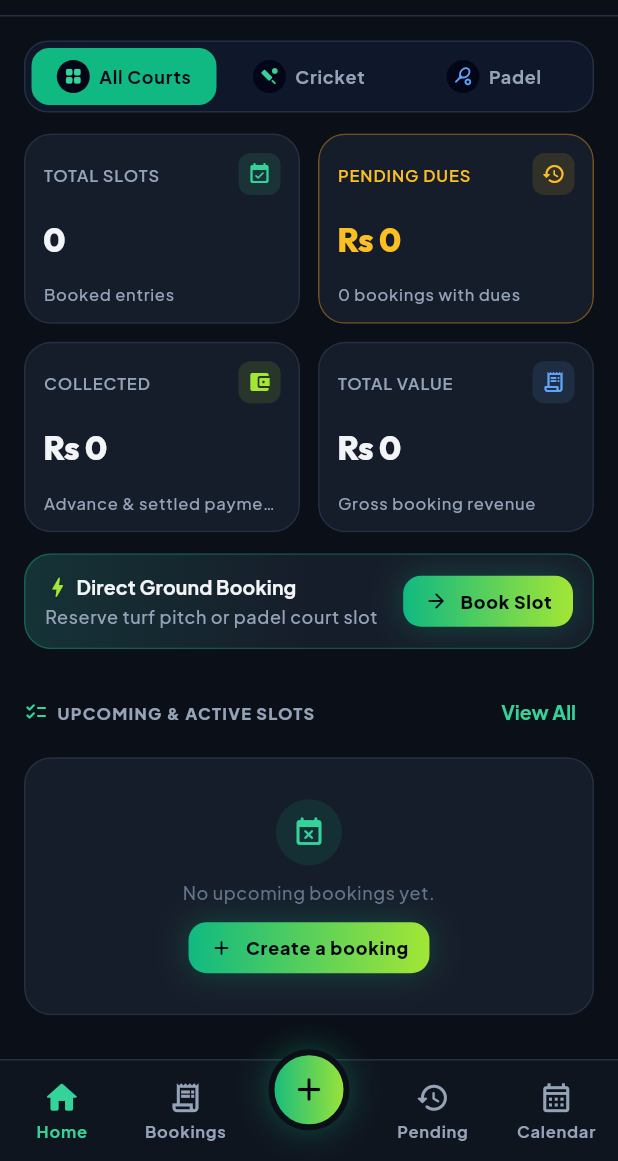
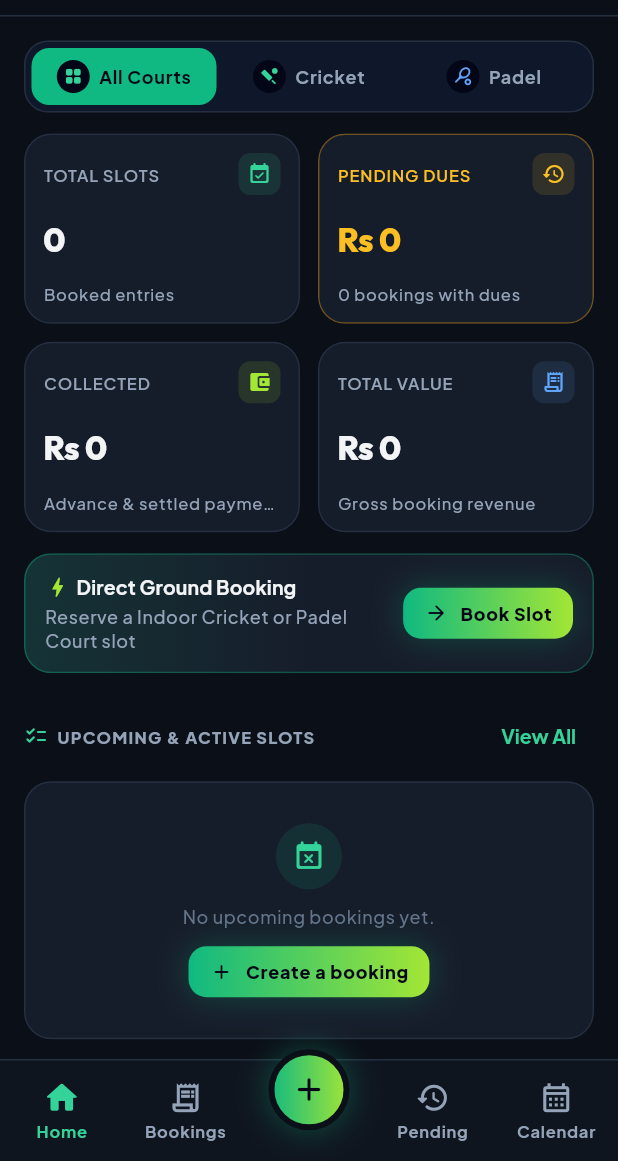
Before and after one commit to IamShahabAlam/ArenaBook, a Flutter app: the screen it shows after launch, in the side drawer, after a tap on the "tune" icon, on a phone screen of 412 x 824 dp, the part 75-1236 px from its top. Run offline on Flutter 3.47's test engine with Material 3 defaults, Android fonts, the phone set to English and light mode, and no system bars; drawn by our look-alikes of flutter_animate; our stand-ins replace connectivity_plus, file_picker, flutter_html, flutter_svg, get, google_fonts and 7 more; missing offline and left inert: flutter_jailbreak_detection_plus, open_settings_plus; accounts and stored records are empty.

Commit message:
Sports type Handled through client config

```diff
--- a/lib/app/config/app_cache.dart
+++ b/lib/app/config/app_cache.dart
@@ -11,8 +11,9 @@ class AppCache {
 
 class _Arena {
   final String currencySymbol = 'arena_currency_symbol';
-  final String cricketHourlyRate = 'arena_cricket_hourly_rate';
-  final String padelHourlyRate = 'arena_padel_hourly_rate';
+
+  /// e.g. 'arena_cricket_hourly_rate' (same keys as before, so saved rates carry over).
+  String hourlyRate(String sportId) => 'arena_${sportId}_hourly_rate';
 }
 
 class _User {
--- a/lib/app/config/app_client_config.dart
+++ b/lib/app/config/app_client_config.dart
@@ -1,3 +1,7 @@
+import 'package:flutter/material.dart';
+
+import '../../data/models/sport.dart';
+
 class AppClientConfig {
   // Base URLs ------------------- (fill these per project)
   static String baseUrl = '';
@@ -7,4 +11,39 @@ class AppClientConfig {
   // Features -------------------
   /// Discount field in the booking form and discount lines on invoices. (Not const: tests toggle it.)
   static bool enableDiscount = true;
+
+  // Sports -------------------
+  /// The arena's sports and their courts; the whole app follows this list.
+  /// Turn one off with `enabled: false`; add one by adding an entry. Never change an `id` once used.
+  /// (Not const: tests swap it.)
+  static List<Sport> sports = const [
+    Sport(
+      id: 'cricket',
+      label: 'Indoor Cricket',
+      shortLabel: 'Cricket',
+      icon: Icons.sports_cricket_rounded,
+      tone: SportTone.emerald,
+      defaultRate: 1500,
+      emoji: '🏏',
+      courts: [
+        Court(id: 'cricket-1', name: 'Turf Pitch 1 (Main)', description: 'Turf Pitch 1 (Main Pitch)'),
+        Court(id: 'cricket-2', name: 'Turf Pitch 2 (Express)', description: 'Turf Pitch 2 (Express Lane)'),
+        Court(id: 'cricket-3', name: 'Turf Pitch 3 (VIP Indoor)', description: 'Turf Pitch 3 (VIP Indoor Enclosure)'),
+      ],
+    ),
+    Sport(
+      id: 'padel',
+      label: 'Padel Court',
+      shortLabel: 'Padel',
+      icon: Icons.sports_tennis_rounded,
+      tone: SportTone.blue,
+      defaultRate: 2000,
+      emoji: '🎾',
+      courts: [
+        Court(id: 'padel-a', name: 'Court A Glass Panoramic', description: 'Court A Glass Panoramic'),
+        Court(id: 'padel-b', name: 'Court B Indoor Sky', description: 'Court B Indoor Sky'),
+        Court(id: 'padel-c', name: 'Court C Center Court', description: 'Court C Center Court'),
+      ],
+    ),
+  ];
 }
--- a/lib/app/config/app_strings.dart
+++ b/lib/app/config/app_strings.dart
@@ -1,7 +1,11 @@
+import '../../data/models/sport.dart';
+
 class AppStrings {
   // App Identity ------------------- (fill these per project)
   static const appName = 'ArenaBook';
-  static const appTagline = 'Indoor Cricket Pitch & Padel Court Booking';
+
+  /// Follows the offered sports, e.g. "Indoor Cricket & Padel Court Booking".
+  static String get appTagline => '${Sport.offered.map((s) => s.label).join(' & ')} Booking';
   static const developerName = 'DevCat Studios';
   static String kappVersionWithDate = 'v1.0.0'; // keep in sync with `version:` in pubspec.yaml
   static const kappBuildNumber = 1; // must match the build number on Play Console & App Store Connect
--- a/lib/app/service/service_handler.dart/settings_store.dart
+++ b/lib/app/service/service_handler.dart/settings_store.dart
@@ -4,23 +4,22 @@ import '../../../data/models/sport.dart';
 import '../../config/app_cache.dart';
 import 'cache_field.dart';
 
-/// Arena business settings (currency + hourly rates), saved to prefs.
+/// Arena business settings (currency + an hourly rate per configured sport), saved to prefs.
 class SettingsStore extends GetxController {
   static SettingsStore get to => Get.find();
 
   static const defaultCurrency = 'Rs';
-  static const defaultCricketRate = 1500;
-  static const defaultPadelRate = 2000;
   static const maxHourlyRate = 1000000;
 
   final currencySymbol = CacheField<String>(AppCache.arena.currencySymbol, defaultCurrency);
-  final cricketHourlyRate = CacheField<int>(AppCache.arena.cricketHourlyRate, defaultCricketRate);
-  final padelHourlyRate = CacheField<int>(AppCache.arena.padelHourlyRate, defaultPadelRate);
 
-  int rateFor(Sport sport) => switch (sport) {
-    Sport.cricket => cricketHourlyRate.value,
-    Sport.padel => padelHourlyRate.value,
-  };
+  /// One saved rate per sport id; a sport's config `defaultRate` until changed.
+  final _rates = <String, CacheField<int>>{for (final s in Sport.all) s.id: CacheField<int>(AppCache.arena.hourlyRate(s.id), s.defaultRate)};
+
+  int rateFor(Sport sport) => _rates[sport.id]?.value ?? sport.defaultRate;
+
+  /// For GetX workers that react to any rate change.
+  List<RxInterface<int>> get rateStreams => [for (final f in _rates.values) f.rx];
 
   Future<void> saveCurrency(String symbol) {
     final trimmed = symbol.trim();
@@ -28,11 +27,5 @@ class SettingsStore extends GetxController {
   }
 
   /// Rates must be at least 1 (a 0 rate would silently create free bookings).
-  Future<void> saveRate(Sport sport, int rate) {
-    final safe = rate.clamp(1, maxHourlyRate);
-    return switch (sport) {
-      Sport.cricket => cricketHourlyRate.save(safe),
-      Sport.padel => padelHourlyRate.save(safe),
-    };
-  }
+  Future<void> saveRate(Sport sport, int rate) async => _rates[sport.id]?.save(rate.clamp(1, maxHourlyRate));
 }
--- a/lib/data/models/booking.dart
+++ b/lib/data/models/booking.dart
@@ -151,7 +151,7 @@ class Booking {
     'phone': phone,
     'email': email,
     'notes': notes,
-    'sport': sport.name,
+    'sport': sport.id, // same value the old enum stored
     'courtId': courtId,
     'date': dateKey(date),
     'slots': slots.map((s) => s.toJson()).toList(),
--- a/lib/data/models/sport.dart
+++ b/lib/data/models/sport.dart
@@ -1,40 +1,80 @@
-/// The sports an arena can host. Stored by [name] ('cricket' / 'padel'), so never rename a value.
-enum Sport {
-  cricket(label: 'Indoor Cricket', shortLabel: 'Cricket'),
-  padel(label: 'Padel Court', shortLabel: 'Padel');
+import 'package:flutter/widgets.dart' show IconData;
 
-  const Sport({required this.label, required this.shortLabel});
+import '../../app/config/app_client_config.dart';
 
-  final String label;
-  final String shortLabel;
+/// Accent colour family of a sport (mapped to theme colours in the UI).
+enum SportTone { emerald, blue, violet, orange }
 
-  static Sport fromName(String name) => Sport.values.firstWhere((s) => s.name == name, orElse: () => Sport.cricket);
+/// A sport the arena offers, defined in [AppClientConfig.sports]. Bookings store [id], so never change it once used.
+class Sport {
+  const Sport({
+    required this.id,
+    required this.label,
+    required this.shortLabel,
+    required this.icon,
+    required this.tone,
+    required this.defaultRate,
+    required this.emoji,
+    required this.courts,
+    this.enabled = true,
+  });
+
+  /// Placeholder for a booking whose sport was removed from the config, so it still renders.
+  const Sport._unknown(this.id)
+    : label = id,
+      shortLabel = id,
+      icon = null,
+      tone = SportTone.emerald,
+      defaultRate = 0,
+      emoji = '🏟️',
+      courts = const [],
+      enabled = false;
+
+  final String id;
+  final String label; // "Indoor Cricket"
+  final String shortLabel; // "Cricket" (filters)
+  final IconData? icon; // null only for an unknown sport
+  final SportTone tone;
+  final int defaultRate; // per hour, until changed in Settings
+  final String emoji; // shared receipts
+  final List<Court> courts;
+  final bool enabled; // false = hidden from forms, filters and Settings; its old bookings still show
+
+  /// Every configured sport, on or off.
+  static List<Sport> get all => AppClientConfig.sports;
+
+  /// Sports offered now, i.e. enabled ones (forms, filters, Settings rates).
+  static List<Sport> get offered => all.where((s) => s.enabled).toList();
+
+  static Sport fromName(String id) => all.firstWhere((s) => s.id == id, orElse: () => Sport._unknown(id));
+
+  @override
+  bool operator ==(Object other) => other is Sport && other.id == id;
+
+  @override
+  int get hashCode => id.hashCode;
+
+  @override
+  String toString() => 'Sport($id)';
 }
 
 /// A bookable pitch / court. [id] is what bookings store, so it must never change once used.
 class Court {
-  const Court({required this.id, required this.sport, required this.name, required this.description});
+  const Court({required this.id, required this.name, required this.description});
 
   final String id;
-  final Sport sport;
   final String name; // short, shown on cards & invoices
   final String description; // longer, shown in the picker
 
-  /// Courts of the arena. Edit here until court management gets its own screen.
-  static const all = <Court>[
-    Court(id: 'cricket-1', sport: Sport.cricket, name: 'Turf Pitch 1 (Main)', description: 'Turf Pitch 1 (Main Pitch)'),
-    Court(id: 'cricket-2', sport: Sport.cricket, name: 'Turf Pitch 2 (Express)', description: 'Turf Pitch 2 (Express Lane)'),
-    Court(id: 'cricket-3', sport: Sport.cricket, name: 'Turf Pitch 3 (VIP Indoor)', description: 'Turf Pitch 3 (VIP Indoor Enclosure)'),
-    Court(id: 'padel-a', sport: Sport.padel, name: 'Court A Glass Panoramic', description: 'Court A Glass Panoramic'),
-    Court(id: 'padel-b', sport: Sport.padel, name: 'Court B Indoor Sky', description: 'Court B Indoor Sky'),
-    Court(id: 'padel-c', sport: Sport.padel, name: 'Court C Center Court', description: 'Court C Center Court'),
-  ];
-
-  static List<Court> forSport(Sport sport) => all.where((c) => c.sport == sport).toList();
+  static List<Court> forSport(Sport sport) => sport.courts;
 
   /// Unknown ids (e.g. a court that was removed) still resolve, so old bookings keep rendering.
-  static Court byId(String id) => all.firstWhere(
-    (c) => c.id == id,
-    orElse: () => Court(id: id, sport: Sport.cricket, name: id, description: id),
-  );
+  static Court byId(String id) {
+    for (final s in Sport.all) {
+      for (final c in s.courts) {
+        if (c.id == id) return c;
+      }
+    }
+    return Court(id: id, name: id, description: id);
+  }
 }
--- a/lib/data/rules/invoice_text.dart
+++ b/lib/data/rules/invoice_text.dart
@@ -1,7 +1,6 @@
 import '../../app/config/app_client_config.dart';
 import '../../app/utils/formatters/arena_format.dart';
 import '../models/booking.dart';
-import '../models/sport.dart';
 
 /// Shareable receipt text. Pure functions of the booking, so they are unit tested.
 class InvoiceText {
@@ -20,7 +19,7 @@ class InvoiceText {
   /// WhatsApp message (*bold* is WhatsApp markdown).
   static String whatsApp(Booking b, {required String currency, bool? discountEnabled}) {
     String m(int v) => ArenaFormat.money(v, symbol: currency);
-    final emoji = b.sport == Sport.cricket ? '🏏' : '🎾';
+    final emoji = b.sport.emoji;
     final itemise = showDiscount(b, enabled: discountEnabled);
     return [
       '$emoji *ARENABOOK GROUND RECEIPT*',
--- a/lib/presentation/arena/booking_form/booking_form_controller.dart
+++ b/lib/presentation/arena/booking_form/booking_form_controller.dart
@@ -20,8 +20,8 @@ class BookingFormController extends GetxController {
 
   // ─────────────── State ───────────────
   final editingId = RxnString();
-  final sport = Sport.cricket.obs;
-  final courtId = Court.forSport(Sport.cricket).first.id.obs;
+  final sport = Sport.offered.first.obs;
+  final courtId = Sport.offered.first.courts.first.id.obs;
   // Always from the service clock (never DateTime.now()), so tests and the app agree on "today".
   late final date = dateOnly(_service.now()).obs;
   final startMinute = RxnInt(); // chosen start time, null = not picked yet
@@ -52,7 +52,7 @@ class BookingFormController extends GetxController {
     super.onInit();
     notesCtrl.addListener(() => notesLength.value = notesCtrl.text.length);
     // When the fee drops (fewer slots, rate change), cap the discount and advance to it.
-    everAll([startMinute, duration, sport, _settings.cricketHourlyRate.rx, _settings.padelHourlyRate.rx], (_) => _capMoney());
+    everAll([startMinute, duration, sport, ..._settings.rateStreams], (_) => _capMoney());
   }
 
   @override
@@ -65,6 +65,13 @@ class BookingFormController extends GetxController {
   }
 
   // ─────────────── Derived (read inside Obx) ───────────────
+
+  /// Sports to choose from: the offered ones, plus an edited booking's sport if it was switched off since.
+  List<Sport> get formSports {
+    final offered = Sport.offered;
+    final own = _original?.sport;
+    return own == null || offered.contains(own) ? offered : [...offered, own];
+  }
 
   /// Agreed rate when editing the same sport, otherwise today's configured rate.
   int get hourlyRate {
--- a/lib/presentation/arena/booking_form/booking_form_view.dart
+++ b/lib/presentation/arena/booking_form/booking_form_view.dart
@@ -35,7 +35,6 @@ class BookingFormView extends GetView<BookingFormController> {
           const _FormHeader(),
           const SizedBox(height: 16),
           const _SportPicker(),
-          const SizedBox(height: 14),
           const _CourtPicker(),
           const SizedBox(height: 16),
           const _DatePicker(),
@@ -100,26 +99,24 @@ class _FormHeader extends GetView<BookingFormController> {
   }
 }
 
+/// One card per offered sport (rows of up to 3). Hidden when there is only one sport to pick.
 class _SportPicker extends GetView<BookingFormController> {
   const _SportPicker();
+
+  static const _perRow = 3;
 
   @override
   Widget build(BuildContext context) {
     final c = context.arena;
-    return Column(
-      crossAxisAlignment: CrossAxisAlignment.start,
-      children: [
-        const FieldLabel('Select Sport Category'),
-        Obx(() {
+    return Obx(() {
+      // Read the observables first: an Obx that returns early without reading any is a GetX error.
       final selected = controller.sport.value;
-          // read rates so the labels update when settings change
-          final settings = SettingsStore.to;
-          return Row(
-            children: [
-              for (final s in Sport.values) ...[
-                if (s != Sport.values.first) const SizedBox(width: 12),
-                Expanded(
-                  child: Semantics(
+      controller.editingId.value; // formSports depends on the booking being edited
+      final sports = controller.formSports;
+      if (sports.length < 2) return const SizedBox.shrink();
+      final settings = SettingsStore.to; // rates are reactive: labels follow Settings
+
+      Widget card(Sport s) => Semantics(
         selected: s == selected,
         button: true,
         child: ArenaCard(
@@ -131,23 +128,38 @@ class _SportPicker extends GetView<BookingFormController> {
             children: [
               SportAvatar(sport: s, size: 42, bordered: true),
               const SizedBox(height: 8),
-                          Text(s.label, style: context.text.titleSmall?.copyWith(color: s == selected ? c.textPrimary : c.textSecondary)),
+              FittedBox(
+                fit: BoxFit.scaleDown,
+                child: Text(s.label, style: context.text.titleSmall?.copyWith(color: s == selected ? c.textPrimary : c.textSecondary)),
+              ),
               const SizedBox(height: 2),
-                          Text(
-                            '${ArenaFormat.money(s == Sport.cricket ? settings.cricketHourlyRate.value : settings.padelHourlyRate.value)} / Hr',
-                            style: context.text.labelSmall,
-                          ),
+              Text('${ArenaFormat.money(settings.rateFor(s))} / Hr', style: context.text.labelSmall),
             ],
           ),
         ),
-                  ),
+      );
+
+      return Padding(
+        padding: const EdgeInsets.only(bottom: 14),
+        child: Column(
+          crossAxisAlignment: CrossAxisAlignment.start,
+          children: [
+            const FieldLabel('Select Sport Category'),
+            for (var i = 0; i < sports.length; i += _perRow) ...[
+              if (i > 0) const SizedBox(height: 12),
+              Row(
+                children: [
+                  for (var j = i; j < i + _perRow && j < sports.length; j++) ...[if (j > i) const SizedBox(width: 12), Expanded(child: card(sports[j]))],
+                  // keep card widths equal on a short last row
+                  if (sports.length > _perRow)
+                    for (var j = sports.length; j < i + _perRow; j++) ...[const SizedBox(width: 12), const Expanded(child: SizedBox())],
+                ],
               ),
             ],
           ],
+        ),
       );
-        }),
-      ],
-    );
+    });
   }
 }
 
@@ -351,7 +363,7 @@ class _CustomerCard extends GetView<BookingFormController> {
             maxLines: 4, // grows with the text
             maxLength: BookingRules.maxNotesLength,
             textCapitalization: TextCapitalization.sentences,
-            decoration: const InputDecoration(hintText: 'e.g. Needs extra padel rackets', counterText: ''),
+            decoration: const InputDecoration(hintText: 'e.g. Needs extra equipment', counterText: ''),
           ),
         ],
       ),
--- a/lib/presentation/arena/bookings/bookings_view.dart
+++ b/lib/presentation/arena/bookings/bookings_view.dart
@@ -70,8 +70,7 @@ class BookingsView extends GetView<BookingsController> {
           ),
         ),
         const SizedBox(height: 12),
-        Obx(() => SportFilter(selected: controller.sportFilter.value, onChanged: (s) => controller.sportFilter.value = s, longLabels: true)),
-        const SizedBox(height: 10),
+        Obx(() => SportFilter(selected: controller.sportFilter.value, onChanged: (s) => controller.sportFilter.value = s, longLabels: true, gap: 10)),
         Obx(
           () => ArenaSegmented<Timeline>(
             dense: true,
--- a/lib/presentation/arena/home/home_view.dart
+++ b/lib/presentation/arena/home/home_view.dart
@@ -3,6 +3,7 @@ import 'package:get/get.dart';
 
 import '../../../app/config/arena_theme.dart';
 import '../../../app/utils/formatters/arena_format.dart';
+import '../../../data/models/sport.dart';
 import '../shell/booking_actions.dart';
 import '../shell/shell_controller.dart';
 import '../widgets/arena_widgets.dart';
@@ -20,8 +21,7 @@ class HomeView extends GetView<HomeController> {
     return ListView(
       padding: const EdgeInsets.fromLTRB(16, 16, 16, 110),
       children: [
-        Obx(() => SportFilter(selected: controller.sportFilter.value, onChanged: controller.setFilter, withAvatars: true)),
-        const SizedBox(height: 14),
+        Obx(() => SportFilter(selected: controller.sportFilter.value, onChanged: controller.setFilter, withAvatars: true, gap: 14)),
         Obx(() {
           final s = controller.stats;
           return GridView.count(
@@ -92,7 +92,7 @@ class HomeView extends GetView<HomeController> {
                       ],
                     ),
                     const SizedBox(height: 3),
-                    Text('Reserve turf pitch or padel court slot', style: context.text.bodySmall),
+                    Text('Reserve a ${Sport.offered.map((s) => s.label).join(' or ')} slot', style: context.text.bodySmall),
                   ],
                 ),
               ),
--- a/lib/presentation/arena/invoice/invoice_sheet.dart
+++ b/lib/presentation/arena/invoice/invoice_sheet.dart
@@ -71,7 +71,7 @@ class InvoiceSheet extends StatelessWidget {
               width: 52,
               height: 52,
               decoration: BoxDecoration(gradient: ArenaColors.ctaGradient, borderRadius: BorderRadius.circular(16)),
-              child: Icon(b.sport.icon, color: c.onAccent, size: 26),
+              child: Icon(b.sport.symbol, color: c.onAccent, size: 26),
             ).popIn(context, delay: const Duration(milliseconds: 120)),
             const SizedBox(height: 10),
             // Crossfades when the status changes (e.g. "Balance Due" -> "Paid In Full" after Mark Paid).
--- a/lib/presentation/arena/widgets/arena_widgets.dart
+++ b/lib/presentation/arena/widgets/arena_widgets.dart
@@ -5,27 +5,24 @@ import '../../../app/config/arena_theme.dart';
 import '../../../data/models/sport.dart';
 import 'motion.dart';
 
-/// Visual identity per sport (icons + token colours).
+/// Visual identity per sport, from its configured icon and [SportTone].
 extension SportVisuals on Sport {
-  IconData get icon => switch (this) {
-    Sport.cricket => Icons.sports_cricket_rounded,
-    Sport.padel => Icons.sports_tennis_rounded,
-  };
+  IconData get symbol => icon ?? Icons.sports_rounded;
 
-  Color fill(ArenaColors c) => switch (this) {
-    Sport.cricket => c.cricket,
-    Sport.padel => c.padel,
-  };
+  /// (fill, text on surface, icon on the dark avatar) for this sport's tone.
+  (Color, Color, Color) _tone(ArenaColors c) {
+    final dark = c.textPrimary.computeLuminance() > 0.5; // light text = dark theme
+    return switch (tone) {
+      SportTone.emerald => (c.cricket, c.cricketText, c.cricketOnAvatar),
+      SportTone.blue => (c.padel, c.padelText, c.padelOnAvatar),
+      SportTone.violet => (const Color(0xFF8B5CF6), dark ? const Color(0xFFA78BFA) : const Color(0xFF6D28D9), const Color(0xFFA78BFA)),
+      SportTone.orange => (const Color(0xFFF97316), dark ? const Color(0xFFFB923C) : const Color(0xFFC2410C), const Color(0xFFFB923C)),
+    };
+  }
 
-  Color text(ArenaColors c) => switch (this) {
-    Sport.cricket => c.cricketText,
-    Sport.padel => c.padelText,
-  };
-
-  Color onAvatar(ArenaColors c) => switch (this) {
-    Sport.cricket => c.cricketOnAvatar,
-    Sport.padel => c.padelOnAvatar,
-  };
+  Color fill(ArenaColors c) => _tone(c).$1;
+  Color text(ArenaColors c) => _tone(c).$2;
+  Color onAvatar(ArenaColors c) => _tone(c).$3;
 }
 
 /// Rounded card used everywhere (the prototype's `.glass-card`).
@@ -86,7 +83,7 @@ class SportAvatar extends StatelessWidget {
         shape: BoxShape.circle,
         border: Border.all(color: bordered ? sport.fill(c).withValues(alpha: 0.45) : Colors.transparent),
       ),
-      child: Icon(sport.icon, size: size * 0.5, color: sport.onAvatar(c)),
+      child: Icon(sport.symbol, size: size * 0.5, color: sport.onAvatar(c)),
     );
   }
 }
--- a/lib/presentation/arena/widgets/sport_filter.dart
+++ b/lib/presentation/arena/widgets/sport_filter.dart
@@ -4,17 +4,21 @@ import '../../../app/config/arena_theme.dart';
 import '../../../data/models/sport.dart';
 import 'arena_widgets.dart';
 
-/// All Courts / Cricket / Padel filter. `null` means all courts.
+/// All Courts + one segment per offered sport. `null` means all courts. Hidden when only one sport is offered.
 class SportFilter extends StatelessWidget {
-  const SportFilter({super.key, required this.selected, required this.onChanged, this.withAvatars = false, this.longLabels = false});
+  const SportFilter({super.key, required this.selected, required this.onChanged, this.withAvatars = false, this.longLabels = false, this.gap = 0});
 
   final Sport? selected;
   final ValueChanged<Sport?> onChanged;
   final bool withAvatars; // dark icon circles, as on the dashboard
   final bool longLabels; // "Indoor Cricket" instead of "Cricket"
+  final double gap; // space below; disappears with the filter
 
   @override
   Widget build(BuildContext context) {
+    final sports = Sport.offered;
+    if (sports.length < 2) return const SizedBox.shrink(); // nothing to filter
+    final long = longLabels && sports.length <= 2; // long names only fit with two sports
     final c = context.arena;
     Widget? avatar(IconData icon, Color color) => withAvatars
         ? Container(
@@ -25,14 +29,17 @@ class SportFilter extends StatelessWidget {
           )
         : null;
 
-    return ArenaSegmented<Sport?>(
+    return Padding(
+      padding: EdgeInsets.only(bottom: gap),
+      child: ArenaSegmented<Sport?>(
         selected: selected,
         onChanged: onChanged,
         dense: !withAvatars,
         options: [
           SegmentOption(null, 'All Courts', leading: avatar(Icons.grid_view_rounded, c.cricketOnAvatar)),
-        for (final s in Sport.values) SegmentOption(s, longLabels ? s.label : s.shortLabel, leading: avatar(s.icon, s.onAvatar(c))),
+          for (final s in sports) SegmentOption(s, long ? s.label : s.shortLabel, leading: avatar(s.symbol, s.onAvatar(c))),
         ],
+      ),
     );
   }
 }
```
Also changed, not shown: lib/presentation/arena/dialogs/settings_dialog.dart (+20 -21 lines), 5 other files. Lines whose indentation alone changed are shown as unchanged.
